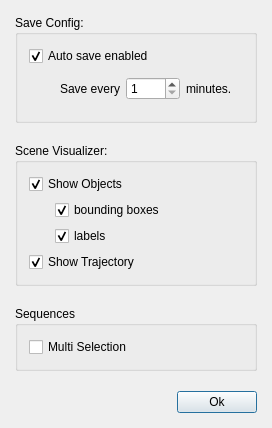
Above: trunk/src/projects/src/EditorAnnotation/ui/EditorConfigDialog.ui from mk4me/sava-linux before the change. Below: the same form after it.
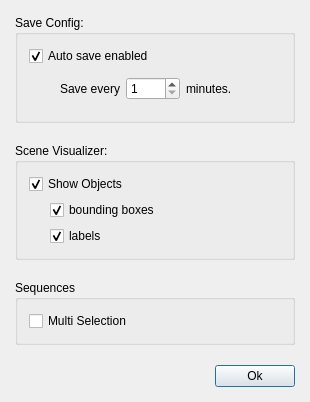
That is the form after the change.

```diff
--- a/trunk/src/projects/src/EditorAnnotation/ui/EditorConfigDialog.ui
+++ b/trunk/src/projects/src/EditorAnnotation/ui/EditorConfigDialog.ui
@@ -9,8 +9,8 @@
    <rect>
     <x>0</x>
     <y>0</y>
-    <width>261</width>
-    <height>361</height>
+    <width>310</width>
+    <height>375</height>
    </rect>
   </property>
   <property name="sizePolicy">
@@ -151,7 +151,17 @@
      <property name="title">
       <string>Scene Visualizer:</string>
      </property>
-     <layout class="QGridLayout" name="gridLayout" columnstretch="0,0,0" columnminimumwidth="10,0,0">
+     <layout class="QGridLayout" name="gridLayout" columnstretch="1,10,5">
+      <item row="0" column="0" colspan="3">
+       <widget class="QCheckBox" name="showObjectsCheckBox">
+        <property name="text">
+         <string>Show Objects</string>
+        </property>
+        <property name="checked">
+         <bool>true</bool>
+        </property>
+       </widget>
+      </item>
       <item row="1" column="1" colspan="2">
        <widget class="QCheckBox" name="showObjectsBoundingBoxesCheckBox">
         <property name="text">
@@ -165,34 +175,18 @@
         </property>
        </widget>
       </item>
-      <item row="0" column="0" colspan="3">
-       <widget class="QCheckBox" name="showObjectsCheckBox">
-        <property name="text">
-         <string>Show Objects</string>
+      <item row="1" column="0">
+       <spacer name="horizontalSpacer_2">
+        <property name="orientation">
+         <enum>Qt::Horizontal</enum>
         </property>
-        <property name="checked">
-         <bool>true</bool>
+        <property name="sizeHint" stdset="0">
+         <size>
+          <width>40</width>
+          <height>20</height>
+         </size>
         </property>
-       </widget>
-      </item>
-      <item row="4" column="0" colspan="3">
-       <widget class="QCheckBox" name="showTrajectoryCheckBox">
-        <property name="enabled">
-         <bool>true</bool>
-        </property>
-        <property name="sizePolicy">
-         <sizepolicy hsizetype="Minimum" vsizetype="Expanding">
-          <horstretch>0</horstretch>
-          <verstretch>0</verstretch>
-         </sizepolicy>
-        </property>
-        <property name="text">
-         <string>Show Trajectory</string>
-        </property>
-        <property name="checked">
-         <bool>true</bool>
-        </property>
-       </widget>
+       </spacer>
       </item>
       <item row="3" column="1" colspan="2">
        <widget class="QCheckBox" name="showObjectsLabelsCheckBox">
@@ -204,33 +198,14 @@
         </property>
        </widget>
       </item>
-      <item row="1" column="0">
-       <spacer name="horizontalSpacer_2">
-        <property name="orientation">
-         <enum>Qt::Horizontal</enum>
-        </property>
-        <property name="sizeType">
-         <enum>QSizePolicy::Fixed</enum>
-        </property>
-        <property name="sizeHint" stdset="0">
-         <size>
-          <width>20</width>
-          <height>20</height>
-         </size>
-        </property>
-       </spacer>
-      </item>
       <item row="3" column="0">
        <spacer name="horizontalSpacer_3">
         <property name="orientation">
          <enum>Qt::Horizontal</enum>
         </property>
-        <property name="sizeType">
-         <enum>QSizePolicy::Fixed</enum>
-        </property>
         <property name="sizeHint" stdset="0">
          <size>
-          <width>20</width>
+          <width>40</width>
           <height>20</height>
          </size>
         </property>
```
Left out of the diff: 16 changed lines with no effect on the pictures.
